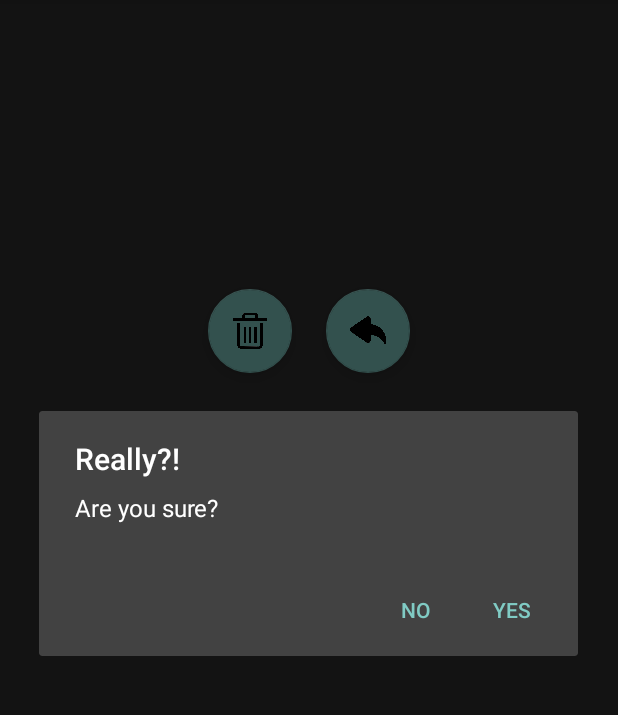
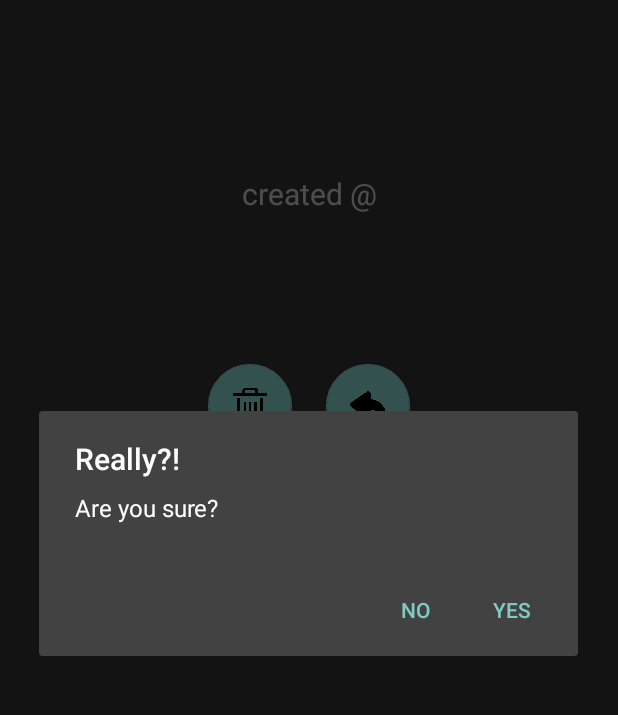
Before and after one commit to baraa-almasri/java_progs, an Android app: the TaskViewer screen opened directly, with no data from a screen before it, after a tap on "Add Task", on a phone screen of 412 x 824 dp, the part 84-799 px from its top. Run offline under Robolectric (Android 15) with nearby library versions, the phone set to English and light mode, and no system bars; 1 statement that could not run was skipped.

```diff
--- a/Todo/app/src/main/java/com/baraamasri/todo/MainActivity.kt
+++ b/Todo/app/src/main/java/com/baraamasri/todo/MainActivity.kt
@@ -30,11 +30,9 @@ class MainActivity : AppCompatActivity() {
     }
 
     fun addTask(view: View) {
-
         val addTaskActivity = Intent(applicationContext, TaskAdder::class.java)
         addTaskActivity.flags = Intent.FLAG_ACTIVITY_NEW_TASK
         startActivity(addTaskActivity)
-
     }
 
     private fun loadTasksFromDB() {
--- a/Todo/app/src/main/java/com/baraamasri/todo/TaskAdder.kt
+++ b/Todo/app/src/main/java/com/baraamasri/todo/TaskAdder.kt
@@ -18,7 +18,7 @@ class TaskAdder : AppCompatActivity() {
     }
 
     fun actualAddTask(view: View) {
-        val timeFormatter = SimpleDateFormat("HH:mm")
+        val timeFormatter = SimpleDateFormat("MMM/d/Y  HH:mm")
         val currentTime = Date()
         this.tasksDB.addTask(
             Task(
--- a/Todo/app/src/main/java/com/baraamasri/todo/TaskViewer.kt
+++ b/Todo/app/src/main/java/com/baraamasri/todo/TaskViewer.kt
@@ -22,7 +22,6 @@ class TaskViewer : AppCompatActivity() {
         description.text = data?.getString("description")
         creationDate.text = data?.getString("creationDate")
         this.taskID = data?.getInt("taskID")!!
-
     }
 
     fun goBack(view: View) {
--- a/Todo/app/src/main/java/com/baraamasri/todo/TasksDBModifier.kt
+++ b/Todo/app/src/main/java/com/baraamasri/todo/TasksDBModifier.kt
@@ -36,8 +36,8 @@ class TasksDBModifier(context: Context) {
         this.openWritableDB()
         val nextID = this.getLastTaskID() + 1
         this.db.execSQL(
-            "INSERT INTO `tasks` VALUES (?, ?, ?, CURRENT_TIME, ?)",
-            arrayOf(nextID, task.name, task.des, if (task.isDone) 1 else 0)
+            "INSERT INTO `tasks` VALUES (?, ?, ?, ?, ?)",
+            arrayOf(nextID, task.name, task.des, task.creationDate, if (task.isDone) 1 else 0)
         )
 
         // add new id
--- a/Todo/app/src/main/res/layout/activity_task_viewer.xml
+++ b/Todo/app/src/main/res/layout/activity_task_viewer.xml
@@ -29,6 +29,7 @@
                 android:layout_weight="0"
                 android:text="Task Name"
                 android:textSize="36dp"
+                android:textAlignment="center"
                 android:textStyle="bold" />
 
             <Space
@@ -38,10 +39,18 @@
                 android:layout_weight="0" />
 
             <TextView
+                android:layout_width="match_parent"
+                android:layout_height="match_parent"
+                android:text="created @"
+                android:textAlignment="center"
+                android:textSize="9pt"/>
+
+            <TextView
                 android:id="@+id/creationDate"
                 android:layout_width="match_parent"
                 android:layout_height="match_parent"
                 android:text="creation date"
+                android:textAlignment="center"
                 android:textSize="9pt" />
 
             <Space
@@ -50,7 +59,10 @@
                 android:layout_marginTop="5pt"
                 android:layout_weight="0" />
 
+            <!-- TODO
+             make it modifiable-->
             <TextView
+                android:padding="5pt"
                 android:id="@+id/description"
                 android:layout_width="match_parent"
                 android:layout_height="match_parent"
```
Also changed, not shown: Todo/app/src/main/java/com/baraamasri/todo/TaskAdapter.kt (+17 -11 lines).
